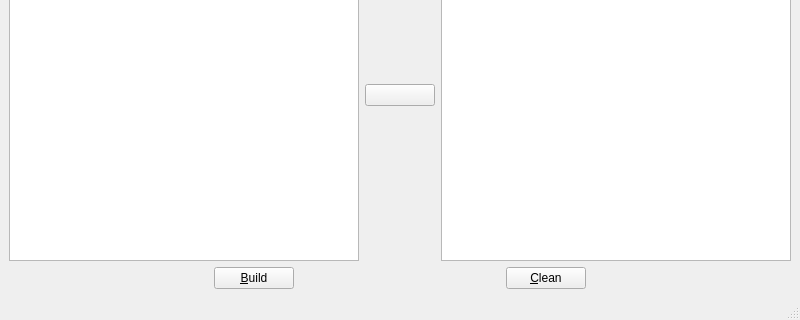
The window that src/hatch_pyside/gui/mainwindow.ui (s-ball/hatch-pyside) describes before a commit, drawn with Qt 5; both pictures show x 0 to 800 and y 280 to 600 of the 800 by 600 pixel window.
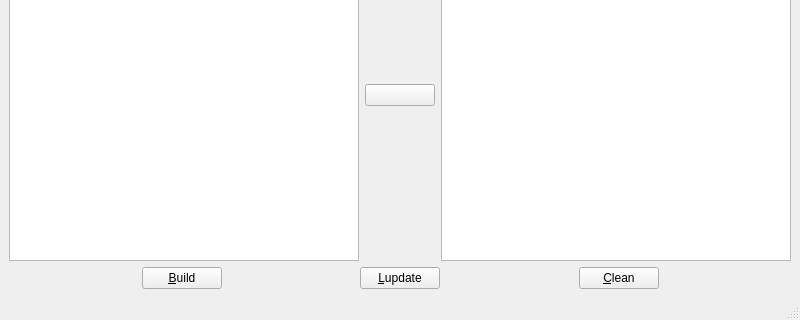
The same window after the commit. Icons and pictures are not drawn.

Commit message: Add the lupdate command to the GUI.

The edit to the form file:
```diff
--- a/src/hatch_pyside/gui/mainwindow.ui
+++ b/src/hatch_pyside/gui/mainwindow.ui
@@ -127,6 +127,26 @@
           </property>
          </widget>
         </item>
+        <item>
+         <spacer name="horizontalSpacer_4">
+          <property name="orientation">
+           <enum>Qt::Orientation::Horizontal</enum>
+          </property>
+          <property name="sizeHint" stdset="0">
+           <size>
+            <width>40</width>
+            <height>20</height>
+           </size>
+          </property>
+         </spacer>
+        </item>
+        <item>
+         <widget class="QPushButton" name="pushButton_5">
+          <property name="text">
+           <string>&amp;Lupdate</string>
+          </property>
+         </widget>
+        </item>
         <item>
          <spacer name="horizontalSpacer">
           <property name="orientation">
```
Left out of the diff: 33 changed lines with no effect on the pictures. The commit also changes 3 other files.
